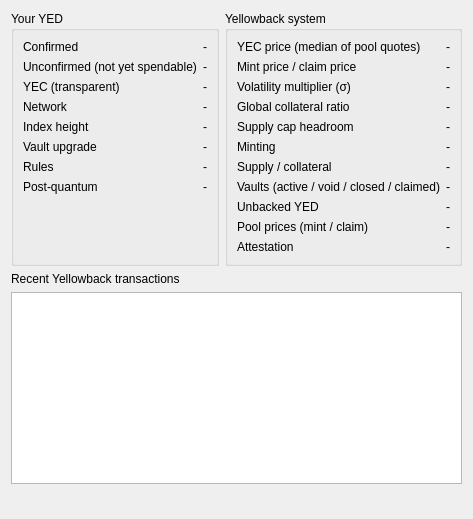
boyfromcave/yecwallet-dd, file src/yellowbackoverview.ui: the form before one commit.
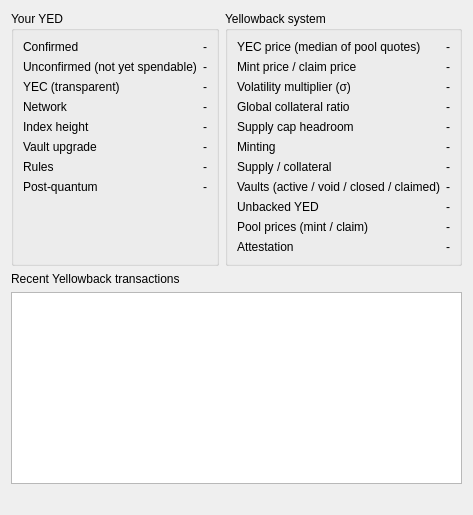
The form after the commit.

Diff of the .ui file:
```diff
--- a/src/yellowbackoverview.ui
+++ b/src/yellowbackoverview.ui
@@ -71,7 +71,6 @@
    <item>
     <widget class="QLabel" name="lblNotes">
      <property name="wordWrap"><bool>true</bool></property>
-     <property name="styleSheet"><string notr="true">QLabel { color: #444; padding: 2px 6px; }</string></property>
      <property name="text"><string/></property>
      <property name="textInteractionFlags"><set>Qt::TextSelectableByMouse</set></property>
     </widget>
```
